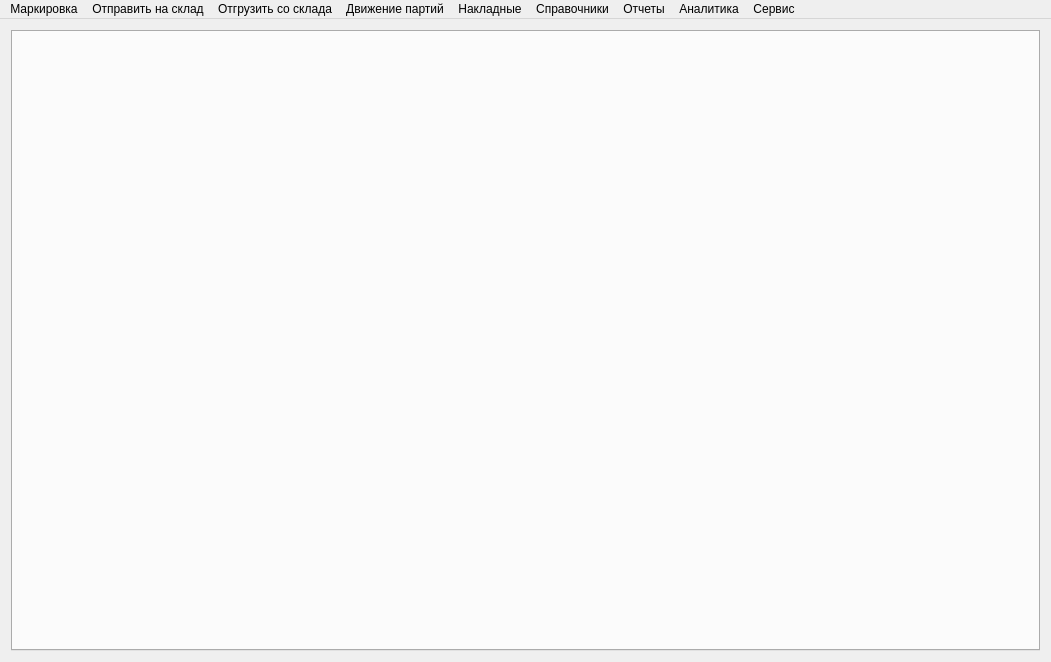
This is mainwindow.ui in Sergeyego/warehouse as Qt 5 draws it before an edit. The edited form follows.
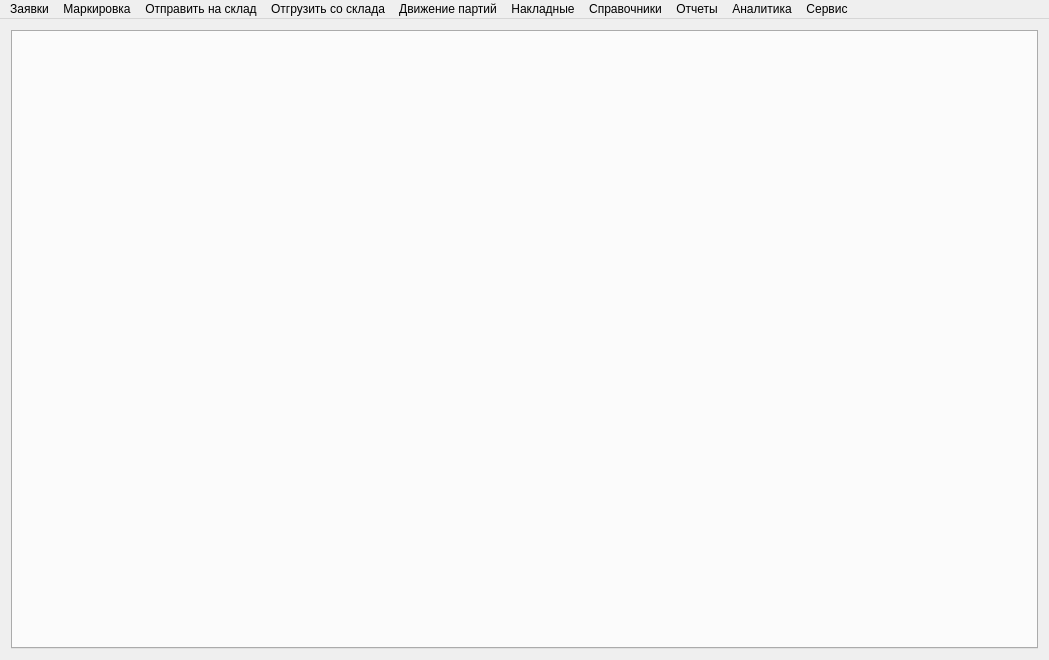
This is the edited form.

Commit message: Добавлены заявки

The edit to the form file:
```diff
--- a/mainwindow.ui
+++ b/mainwindow.ui
@@ -6,8 +6,8 @@
    <rect>
     <x>0</x>
     <y>0</y>
-    <width>1051</width>
-    <height>662</height>
+    <width>1049</width>
+    <height>660</height>
    </rect>
   </property>
   <property name="windowTitle">
@@ -35,8 +35,8 @@
     <rect>
      <x>0</x>
      <y>0</y>
-     <width>1051</width>
-     <height>22</height>
+     <width>1049</width>
+     <height>25</height>
     </rect>
    </property>
    <widget class="QMenu" name="menuStock">
@@ -110,6 +110,13 @@
     <addaction name="actionMovEl"/>
     <addaction name="actionMovWire"/>
    </widget>
+   <widget class="QMenu" name="menu">
+    <property name="title">
+     <string>Заявки</string>
+    </property>
+    <addaction name="actionRequests"/>
+   </widget>
+   <addaction name="menu"/>
    <addaction name="menuMark"/>
    <addaction name="menuStock"/>
    <addaction name="menuShip"/>
```
Left out of the diff: 5 changed lines with no effect on the pictures. The commit also changes 20 other files.
